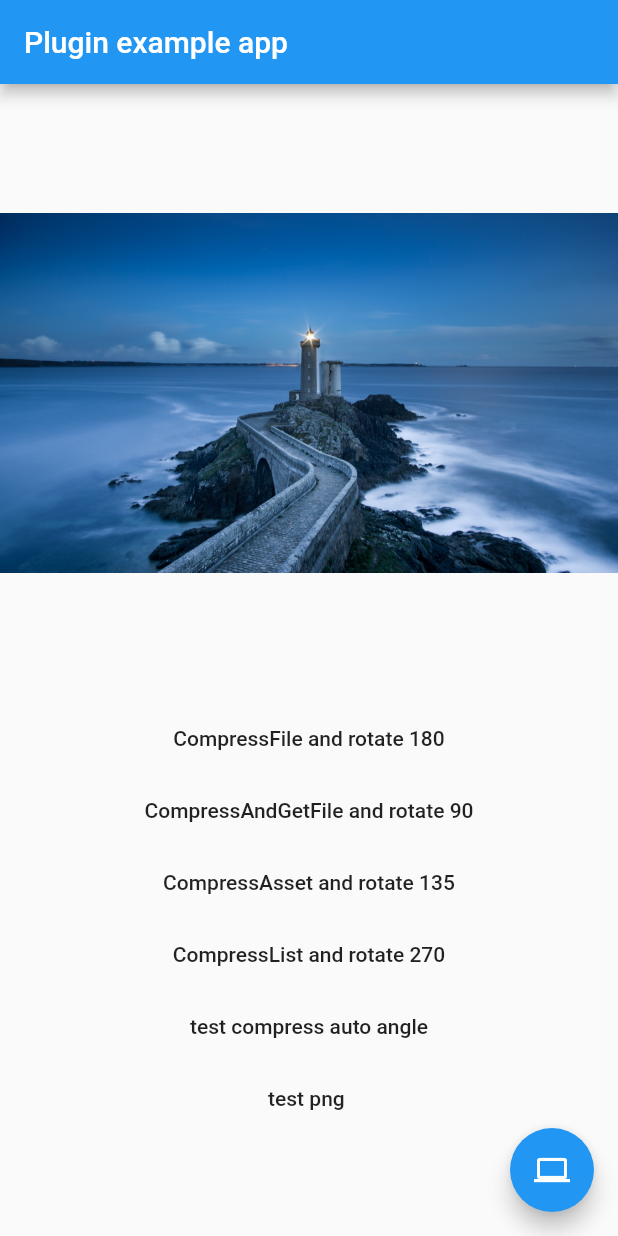
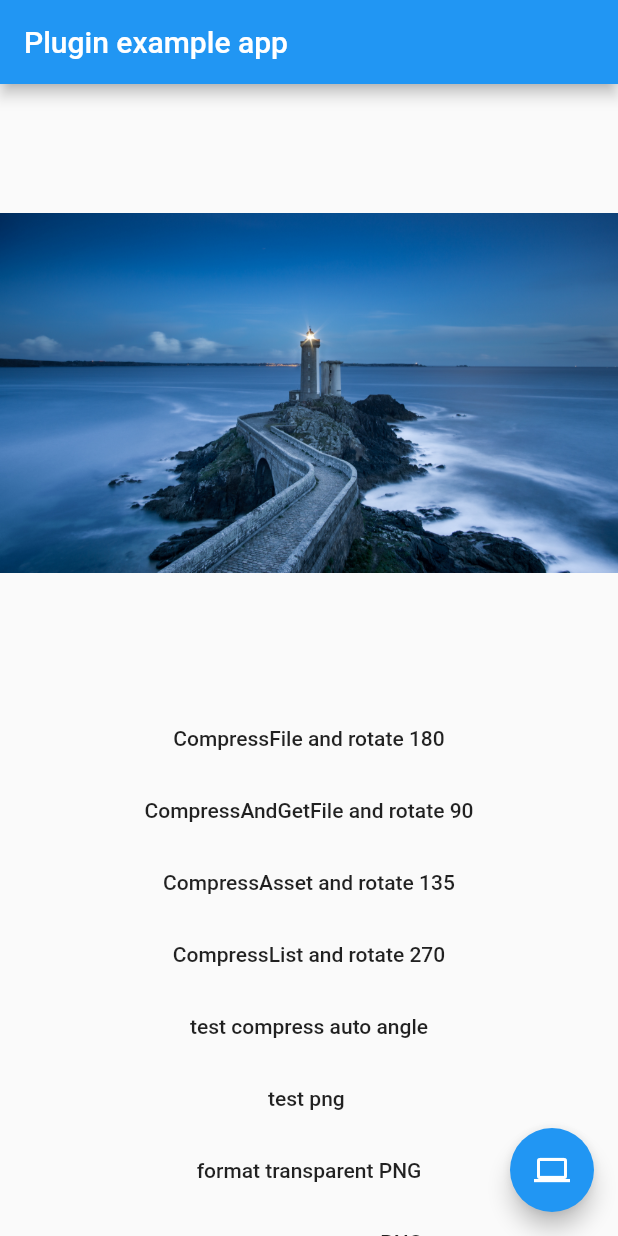
Before and after one commit to fluttercandies/flutter_image_compress, a Flutter app: the screen it shows after launch, on a phone screen of 412 x 824 dp. Run offline on Flutter 3.47's test engine with Material 2 defaults, Android fonts, the light colour scheme and no system bars.

Commit message:
Update example for transparent background PNG format. Clean up readme.

```diff
--- a/example/lib/const/resource.dart
+++ b/example/lib/const/resource.dart
@@ -1,5 +1,6 @@
 /// generate by resouce_generator library, shouldn't edit.
 class R {
+
   /// ![preview](file:///Users/cai/Documents/GitHub/flutter_image_compress/example/./img/auto-angle.jpg)
   static const String IMG_AUTO_ANGLE_JPG = "img/auto-angle.jpg";
 
@@ -8,4 +9,7 @@ class R {
 
   /// ![preview](file:///Users/cai/Documents/GitHub/flutter_image_compress/example/./img/img.jpg)
   static const String IMG_IMG_JPG = "img/img.jpg";
+
+  /// ![preview](file:///Users/cai/Documents/GitHub/flutter_image_compress/example/./img/transparent-background.png)
+  static const String IMG_TRANSPARENT_BACKGROUND_PNG = "img/transparent-background.png";
 }
--- a/example/lib/main.dart
+++ b/example/lib/main.dart
@@ -1,14 +1,14 @@
-import 'dart:typed_data';
-import 'dart:math' as math;
-import 'package:flutter/material.dart';
 import 'dart:async';
 import 'dart:io';
+import 'dart:math' as math;
+import 'dart:typed_data';
 
+import 'package:flutter/material.dart';
 import 'package:flutter/services.dart';
 import 'package:flutter_image_compress/flutter_image_compress.dart';
+import 'package:path_provider/path_provider.dart' as path_provider;
+
 import 'const/resource.dart';
-
-import 'package:path_provider/path_provider.dart' as path_provider;
 // import 'package:image_picker/image_picker.dart';
 
 void main() {
@@ -87,6 +87,14 @@ class _MyAppState extends State<MyApp> {
             FlatButton(
               child: Text('test png '),
               onPressed: _compressPngImage,
+            ),
+            FlatButton(
+              child: Text('format transparent PNG'),
+              onPressed: _compressTransPNG,
+            ),
+            FlatButton(
+              child: Text('restore transparent PNG'),
+              onPressed: _restoreTransPNG,
             ),
           ],
         ),
@@ -246,6 +254,24 @@ class _MyAppState extends State<MyApp> {
     this.provider = MemoryImage(u8list);
     setState(() {});
   }
+
+  void _compressTransPNG() async {
+    var result = await FlutterImageCompress.compressAssetImage(
+      R.IMG_TRANSPARENT_BACKGROUND_PNG,
+      minHeight: 100,
+      minWidth: 100,
+      format: CompressFormat.png,
+    );
+
+    var u8list = Uint8List.fromList(result);
+    this.provider = MemoryImage(u8list);
+    setState(() {});
+  }
+
+  void _restoreTransPNG() async {
+    this.provider = AssetImage(R.IMG_TRANSPARENT_BACKGROUND_PNG);
+    setState(() {});
+  }
 }
 
 double calcScale({
```
Also changed, not shown: example/pubspec.yaml (+4 -4 lines), example/img/transparent-background.png (added), 3 other files.
